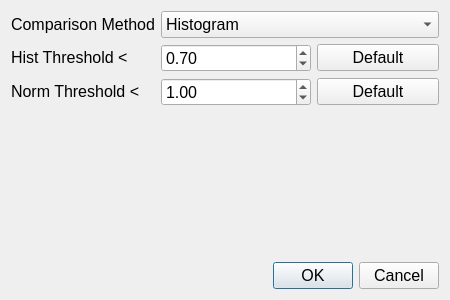
Before: the Qt Designer form WatermarkCropper/settings.ui in vg16855/Ifunny-Watermark-Cropper, drawn with Qt 5.
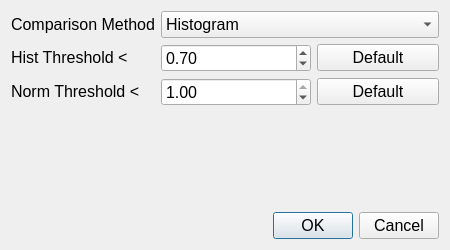
After: the same form once the commit is applied.

What changed in the file:
```diff
--- a/WatermarkCropper/settings.ui
+++ b/WatermarkCropper/settings.ui
@@ -7,7 +7,7 @@
     <x>0</x>
     <y>0</y>
     <width>450</width>
-    <height>300</height>
+    <height>250</height>
    </rect>
   </property>
   <property name="sizePolicy">
@@ -19,7 +19,7 @@
   <property name="maximumSize">
    <size>
     <width>450</width>
-    <height>300</height>
+    <height>250</height>
    </size>
   </property>
   <property name="font">
@@ -161,6 +161,12 @@
            <pointsize>12</pointsize>
           </font>
          </property>
+         <property name="maximum">
+          <double>1.000000000000000</double>
+         </property>
+         <property name="singleStep">
+          <double>0.100000000000000</double>
+         </property>
          <property name="value">
           <double>1.000000000000000</double>
          </property>
```
Left out of the diff: 21 changed lines with no effect on the pictures.
